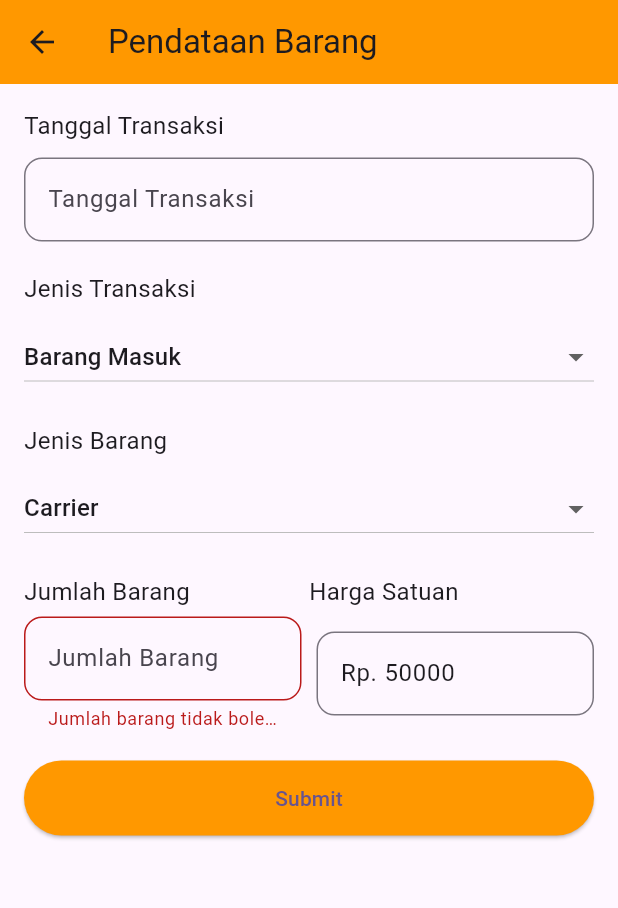
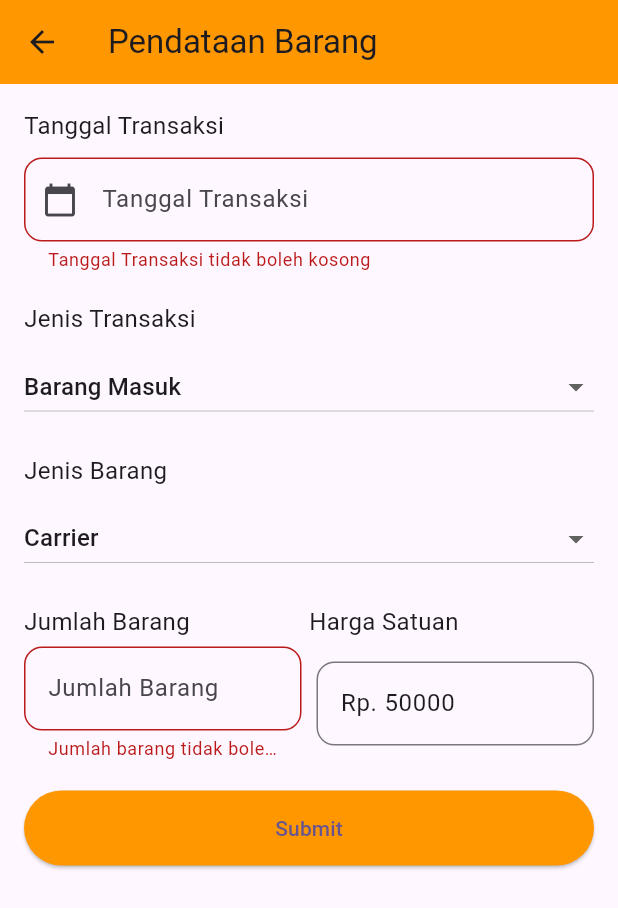
Before and after one commit to azzamaflah/20220140110_UCP1Flutter, a Flutter app: the Pendataanbarang screen opened directly, on a phone screen of 412 x 824 dp. Shown: the top 908 px of the screen. Run offline on Flutter 3.47's test engine with Material 3 defaults, Android fonts, the phone set to English and light mode, and no system bars.

Commit message:
membuat validasi pada tanggal tidak boleh kosong

```diff
--- a/lib/PendataanBarang.dart
+++ b/lib/PendataanBarang.dart
@@ -21,6 +21,14 @@ class _PendataanbarangState extends State<Pendataanbarang> {
   TextEditingController dateController = TextEditingController();
   TextEditingController quantityController = TextEditingController();
 
+  // Fungsi untuk menambahkan validasi pada tanggal
+  String? validateDate() {
+    if (selectedDate.isEmpty) {
+      return 'Tanggal Transaksi tidak boleh kosong';
+    }
+    return null;
+  }
+
   @override
   Widget build(BuildContext context) {
     return Scaffold(
@@ -41,10 +49,13 @@ class _PendataanbarangState extends State<Pendataanbarang> {
             TextField(
               controller: dateController,
               decoration: InputDecoration(
+                prefixIcon: const Icon(Icons.calendar_today),
                 hintText: 'Tanggal Transaksi',
                 border: OutlineInputBorder(
                   borderRadius: BorderRadius.circular(12.0),
                 ),
+                errorText:
+                    validateDate(), // Tampilkan pesan error jika tanggal kosong
               ),
               readOnly: true,
               onTap: () async {
@@ -208,6 +219,8 @@ class _PendataanbarangState extends State<Pendataanbarang> {
             // Tombol Simpan
             ElevatedButton(
               onPressed: () {
+                if (selectedDate.isNotEmpty &&
+                    quantityController.text.isNotEmpty) {
                   // Navigasi ke halaman DetailTransaksi
                   Navigator.push(
                     context,
@@ -223,6 +236,14 @@ class _PendataanbarangState extends State<Pendataanbarang> {
                           ),
                     ),
                   );
+                } else {
+                  // Tampilkan pesan jika ada input yang kosong
+                  ScaffoldMessenger.of(context).showSnackBar(
+                    const SnackBar(
+                      content: Text('Pastikan semua field terisi'),
+                    ),
+                  );
+                }
               },
               child: const Text('Submit'),
               style: ElevatedButton.styleFrom(
```
Lines whose indentation alone changed are shown as unchanged.
